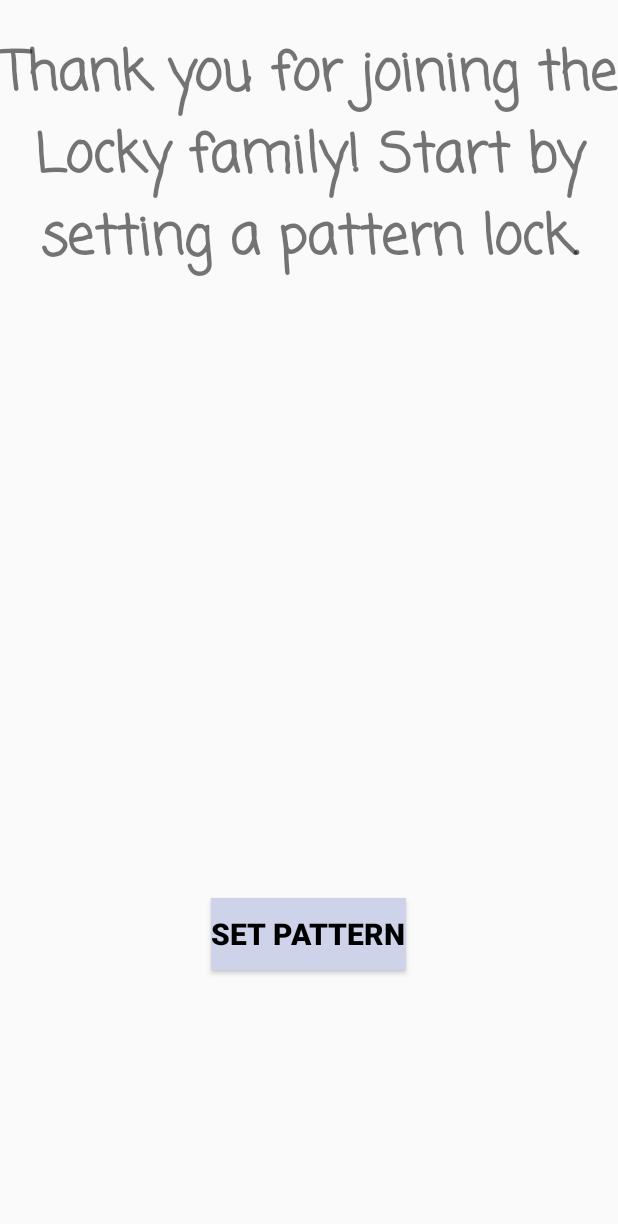
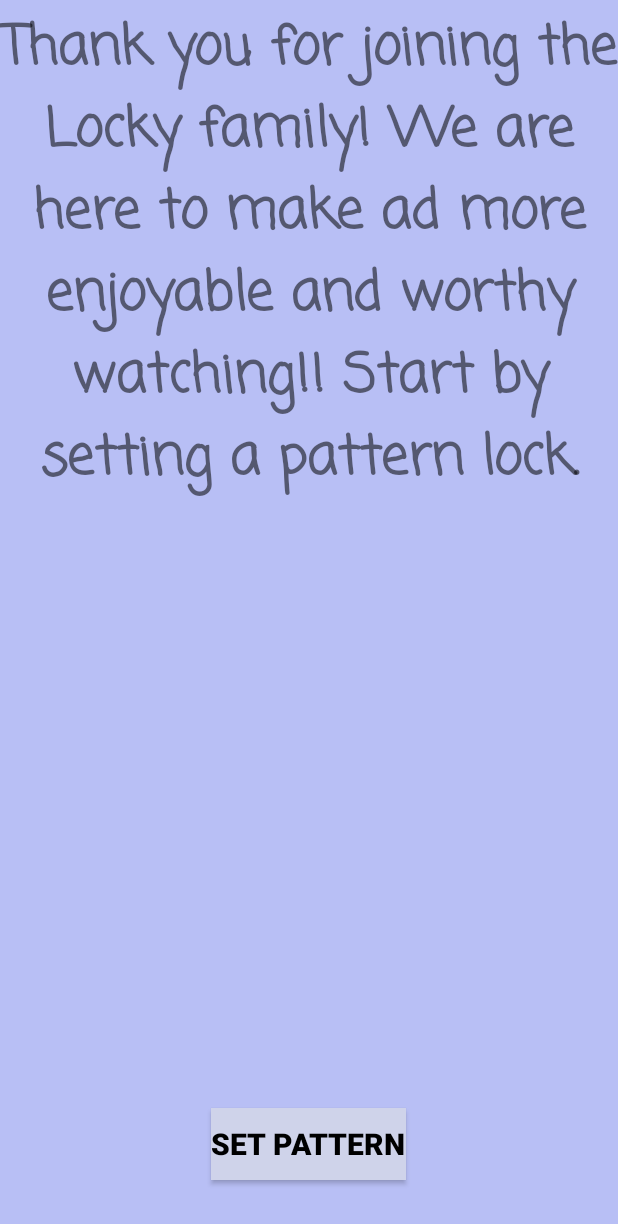
Before and after one commit to Rusho-RU/Locky, an Android app: the layout activity_set__password.xml on its own in the app's theme, with its tools: preview values and no code run, on a phone screen of 412 x 824 dp. Shown: the top 1224 px of the screen. Run offline under Robolectric (Android 15) with nearby library versions, the phone set to English and light mode, and no system bars.

Commit message:
Edited Layout design.

```diff
--- a/app/src/main/res/layout/activity_set__password.xml
+++ b/app/src/main/res/layout/activity_set__password.xml
@@ -1,10 +1,13 @@
 <?xml version="1.0" encoding="utf-8"?>
 <RelativeLayout xmlns:android="http://schemas.android.com/apk/res/android"
+    xmlns:tools="http://schemas.android.com/tools"
     android:layout_width="match_parent"
     android:layout_height="match_parent"
+    android:background="@color/colorPrimary"
     android:paddingTop="5dp">
 
     <RelativeLayout
+        android:id="@+id/relativeLayout"
         android:layout_width="match_parent"
         android:layout_height="match_parent"
         android:layout_alignParentBottom="true"
@@ -15,14 +18,17 @@
             android:id="@+id/textView"
             android:layout_width="wrap_content"
             android:layout_height="wrap_content"
+            android:layout_above="@+id/setPassButton"
             android:layout_alignParentStart="true"
-            android:layout_alignParentTop="true"
-            android:layout_marginTop="17dp"
+            android:layout_marginBottom="16dp"
             android:fontFamily="casual"
-            android:text="Thank you for joining the Locky family! Start by setting a pattern lock."
+            android:text="Thank you for joining the Locky family! We are here to make ad more enjoyable and worthy watching!! Start by setting a pattern lock."
             android:textAlignment="center"
             android:textSize="36sp"
-            android:textStyle="bold" />
+            android:textStyle="bold"
+            tools:ignore="NotSibling" />
+
+    </RelativeLayout>
 
     <Button
         android:id="@+id/setPassButton"
@@ -30,13 +36,12 @@
         android:layout_height="wrap_content"
         android:layout_alignParentBottom="true"
         android:layout_centerHorizontal="true"
-            android:layout_marginBottom="51dp"
+        android:layout_marginBottom="37dp"
         android:background="#cfd3ea"
         android:text="Set Pattern"
         android:textAlignment="center"
         android:textColor="#000"
         android:textSize="20dp"
         android:textStyle="bold" />
-    </RelativeLayout>
 
 </RelativeLayout>
--- a/app/src/main/res/values/colors.xml
+++ b/app/src/main/res/values/colors.xml
@@ -1,6 +1,6 @@
 <?xml version="1.0" encoding="utf-8"?>
 <resources>
-    <color name="colorPrimary">#3F51B5</color>
-    <color name="colorPrimaryDark">#7a87dd</color>
+    <color name="colorPrimary">#b8bff5</color>
+    <color name="colorPrimaryDark">#7f8ce0</color>
     <color name="colorAccent">#ff4081</color>
 </resources>
```
Also changed, not shown: app/src/main/res/layout/activity_reset__password.xml (+5 -3 lines). Lines whose indentation alone changed are shown as unchanged.
